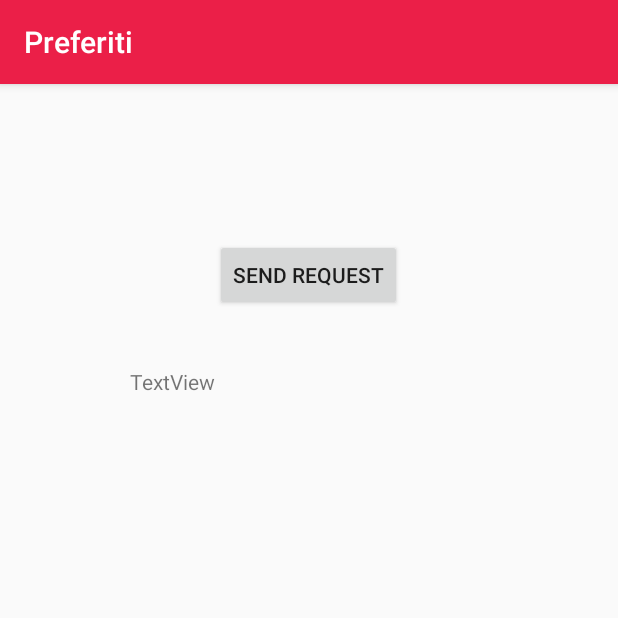
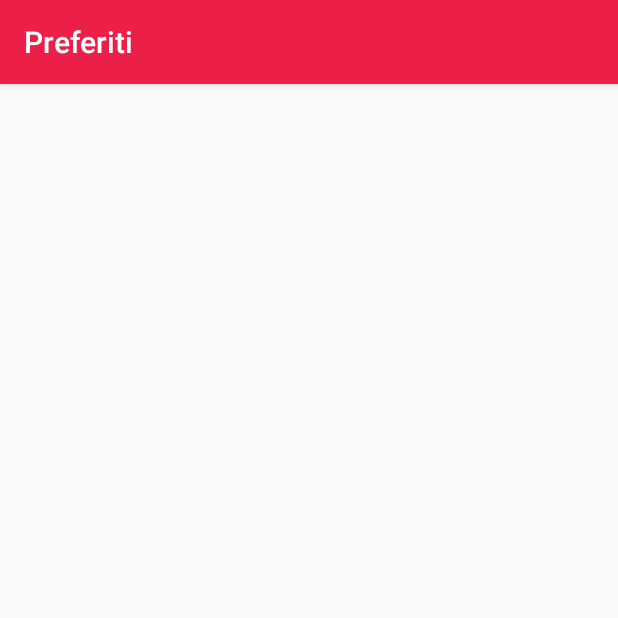
Before and after one commit to Bat95/ProgettoMobile, an Android app: the fragment Favourite shown on its own in the app's theme, on a phone screen of 412 x 824 dp, the top half of it. Run offline under Robolectric (Android 15) with nearby library versions, the phone set to English and light mode, and no system bars.

Commit message:
tutta la roba pronta per permetterti di continuare a lavorare

```diff
--- a/app/src/main/java/com/myrecipebook/myrecipebook/Favourite.java
+++ b/app/src/main/java/com/myrecipebook/myrecipebook/Favourite.java
@@ -23,8 +23,6 @@ public class Favourite extends Fragment {
         super.onViewCreated(view, savedInstanceState);
         getActivity().setTitle("Preferiti");
 
-        Button sendRequest = (Button) view.findViewById(R.id.sendRequest);
-        TextView textResponse = (TextView) view.findViewById(R.id.textResponse);
     }
 
 }
--- a/app/src/main/res/layout/favourite.xml
+++ b/app/src/main/res/layout/favourite.xml
@@ -3,22 +3,4 @@
     android:orientation="vertical" android:layout_width="match_parent"
     android:layout_height="match_parent">
 
-
-    <Button
-        android:id="@+id/sendRequest"
-        android:layout_width="wrap_content"
-        android:layout_height="wrap_content"
-        android:text="Send Request"
-        android:layout_alignParentTop="true"
-        android:layout_centerHorizontal="true"
-        android:layout_marginTop="103dp" />
-
-    <TextView
-        android:id="@+id/textResponse"
-        android:layout_width="wrap_content"
-        android:layout_height="wrap_content"
-        android:text="TextView"
-        android:layout_below="@+id/sendRequest"
-        android:layout_toStartOf="@+id/sendRequest"
-        android:layout_marginTop="37dp" />
 </RelativeLayout>
--- a/app/src/main/res/values/strings.xml
+++ b/app/src/main/res/values/strings.xml
@@ -14,6 +14,8 @@
     <string name="second_dishes">Secondi</string>
     <string name="desserts">Dessert</string>
     <string name="recipe_name">Nome ricetta</string>
+    <string name="search_button">Cerca</string>
+    <string name="recipe_search_title">Ricerca Ricette</string>
 
 
     <string name="navigation_drawer_open">Open navigation drawer</string>
```
Also changed, not shown: app/src/main/java/com/myrecipebook/myrecipebook/Search.java (+50 -1 lines), app/src/main/res/layout/search.xml (+19 -15 lines), 1 other file.
